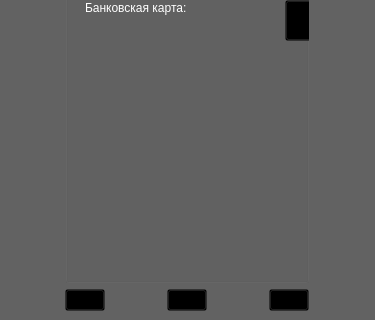
First picture: the form in qt_ui/profile_client.ui, repository plebey/maga_PI_kursovaya, before the edit; both pictures show x 0 to 375 and y 349 to 669 of the 375 by 669 pixel window.
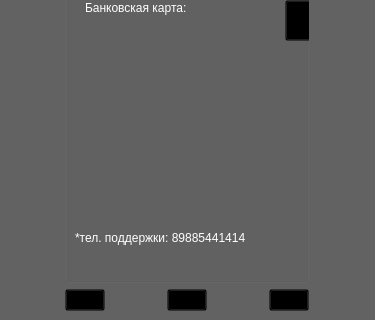
Second picture: the form after the edit. Icons and pictures are not drawn.

Diff of the .ui file:
```diff
--- a/qt_ui/profile_client.ui
+++ b/qt_ui/profile_client.ui
@@ -643,6 +643,25 @@
         <string/>
        </property>
       </widget>
+      <widget class="QLabel" name="label_15">
+       <property name="geometry">
+        <rect>
+         <x>10</x>
+         <y>570</y>
+         <width>251</width>
+         <height>16</height>
+        </rect>
+       </property>
+       <property name="sizePolicy">
+        <sizepolicy hsizetype="Preferred" vsizetype="Preferred">
+         <horstretch>0</horstretch>
+         <verstretch>0</verstretch>
+        </sizepolicy>
+       </property>
+       <property name="text">
+        <string>*тел. поддержки: 89885441414</string>
+       </property>
+      </widget>
      </widget>
     </item>
    </layout>
```
Left out of the diff: 64 changed lines with no effect on the pictures.
